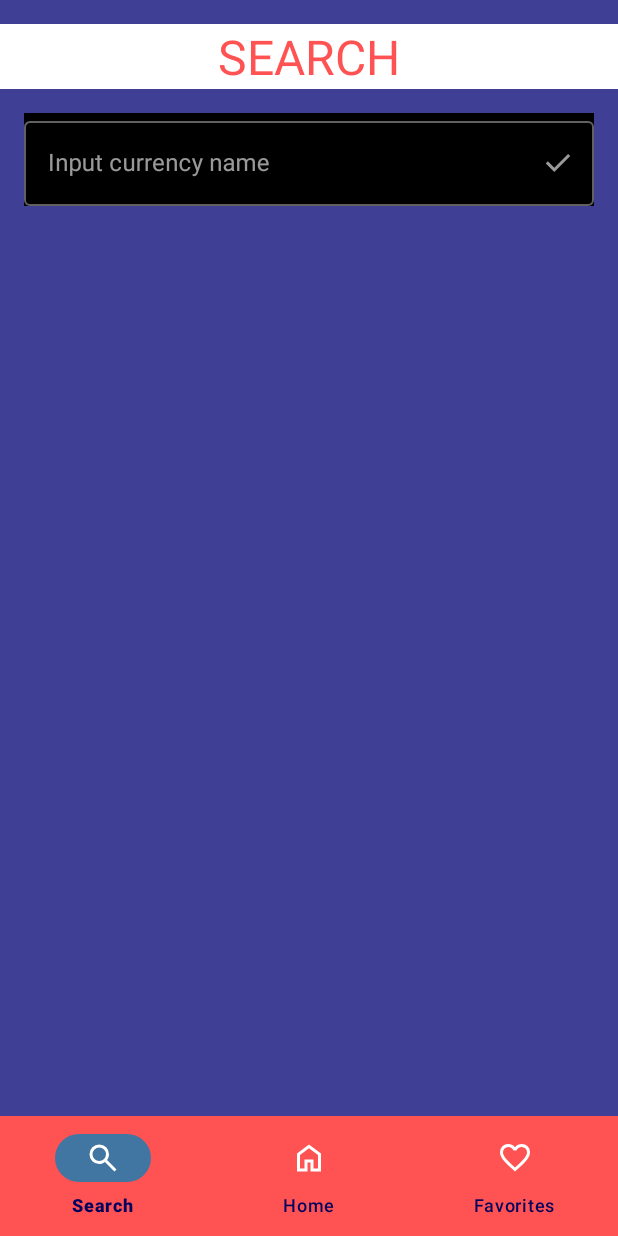
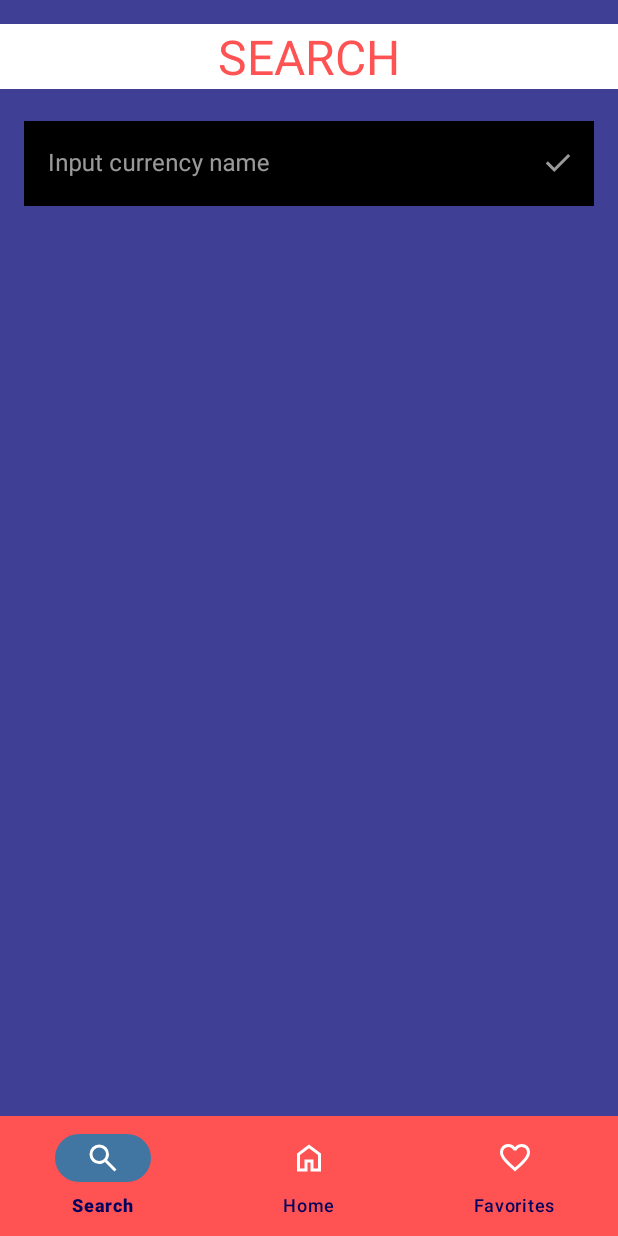
Before and after one commit to ecejmsr/FiatCurrency, an Android app: the SearchFragment screen opened through its navigation route, on a phone screen of 412 x 824 dp. Run offline under Robolectric (Android 15) with nearby library versions, the phone set to English and light mode, and no system bars; our stand-ins replace Dagger/Hilt's generated code, Timber, data binding, navigation-ui; 1 statement that could not run was skipped.

Commit message:
Updated code

```diff
--- a/app/build.gradle.kts
+++ b/app/build.gradle.kts
@@ -59,7 +59,6 @@ kapt {
 
 dependencies {
     val navVersion = "2.8.5"
-    val mockkVersion = "1.13.16"
     val vicoVersion = "2.0.0-beta.7"
     implementation("androidx.legacy:legacy-support-v4:1.0.0")
     implementation("androidx.lifecycle:lifecycle-livedata-ktx:2.6.1")
@@ -98,9 +97,6 @@ dependencies {
     implementation("androidx.security:security-crypto:1.0.0")
 
     testImplementation("junit:junit:4.13.2")
-    //MockK
-    testImplementation("io.mockk:mockk-android:${mockkVersion}")
-    testImplementation("io.mockk:mockk-agent:${mockkVersion}")
     androidTestImplementation("androidx.test.ext:junit:1.2.1")
     androidTestImplementation("androidx.test.espresso:espresso-core:3.6.1")
 }
--- a/app/src/main/java/com/bps/fiatscape/MainViewModel.kt
+++ b/app/src/main/java/com/bps/fiatscape/MainViewModel.kt
@@ -42,7 +42,6 @@ class MainViewModel @Inject constructor(
     }
 
     fun toggleFavorite() {
-        Timber.d("Zelda toggle fav coin is $coin")
         coin?.let { coin ->
             if (_isFavorite.value == true) {
                 removeCoinFromFavorites(coin)
--- a/app/src/main/java/com/bps/fiatscape/common/network/favorites/FavoritesRepoImpl.kt
+++ b/app/src/main/java/com/bps/fiatscape/common/network/favorites/FavoritesRepoImpl.kt
@@ -11,12 +11,9 @@ import javax.inject.Inject
 class FavoritesRepoImpl @Inject constructor(private val encryptedSharedPref: EncryptedSharePrefRepo): FavoritesRepo {
     override fun getFavoriteCoins(): MutableList<Coin> {
         val favCoinJson = encryptedSharedPref.getKeyValueString(FAV_KEY)
-        Timber.d("Zelda pre Faves $favCoinJson")
         return favCoinJson?.let {
-            Timber.d("Zelda Faves $favCoinJson")
             val type = object : TypeToken<MutableList<Coin>>() {}.type
             val final = Gson().fromJson<MutableList<Coin>>(favCoinJson, type) ?: mutableListOf()
-            Timber.d("Zelda final $final")
             final
         } ?: mutableListOf()
     }
--- a/app/src/main/java/com/bps/fiatscape/ui/landing/LandingFragment.kt
+++ b/app/src/main/java/com/bps/fiatscape/ui/landing/LandingFragment.kt
@@ -43,12 +43,18 @@ class LandingFragment : BaseFragment<FragmentLandingBinding>() {
         }
 
         viewModel.lastRefreshed.observe(viewLifecycleOwner) { refresh ->
-            binding.fragmentLandingRefreshDate.text = refresh
+            binding.fragmentLandingRefreshLastRefreshed.text = refresh
         }
 
-        viewModel.error.observe(viewLifecycleOwner) { error ->
-            if (error != null) {
-                showErrorDialog()
+        viewModel.currUSDPrice.observe(viewLifecycleOwner) { price ->
+            binding.fragmentLandingRefreshPriceText.text = getString(R.string.current_price, price.toString())
+        }
+
+        viewModel.loadingPrice.observe(viewLifecycleOwner) { loading ->
+            if (loading) {
+                binding.fragmentLandingRefreshPriceRefreshProgress.visibility = View.VISIBLE
+            } else {
+                binding.fragmentLandingRefreshPriceRefreshProgress.visibility = View.GONE
             }
         }
 
--- a/app/src/main/java/com/bps/fiatscape/ui/landing/LandingViewModel.kt
+++ b/app/src/main/java/com/bps/fiatscape/ui/landing/LandingViewModel.kt
@@ -12,13 +12,16 @@ import com.bps.fiatscape.common.util.TimeUtils.refreshDataDate
 import dagger.hilt.android.lifecycle.HiltViewModel
 import dagger.hilt.android.qualifiers.ApplicationContext
 import kotlinx.coroutines.Dispatchers
+import kotlinx.coroutines.delay
+import kotlinx.coroutines.flow.flow
+import kotlinx.coroutines.flow.retryWhen
 import kotlinx.coroutines.launch
 import javax.inject.Inject
 
 @HiltViewModel
 class LandingViewModel  @Inject constructor(
     @ApplicationContext val app: Context,
-    private val coinRepo: CoinPaprikaRepo
+    private val repo: CoinPaprikaRepo
 ): BaseViewModel(app) {
     private val _coinList = MutableLiveData<List<Coin>>()
     val coinList: LiveData<List<Coin>> = _coinList
@@ -26,13 +29,20 @@ class LandingViewModel  @Inject constructor(
     private val _lastRefreshed = MutableLiveData<String>()
     val lastRefreshed: LiveData<String> = _lastRefreshed
 
+    private val _currUSDPrice = MutableLiveData<Double>()
+    val currUSDPrice: LiveData<Double> = _currUSDPrice
+
+    private val _loadingPrice = MutableLiveData<Boolean>()
+    val loadingPrice: LiveData<Boolean> = _loadingPrice
+
     init {
         fetchCoinList()
+        fetchTickerData()
     }
 
-    fun fetchCoinList() {
+    private fun fetchCoinList() {
         viewModelScope.launch(Dispatchers.IO) {
-            coinRepo.listCoins().collect { response ->
+            repo.listCoins().collect { response ->
                 when (response) {
                     is APIResponse.Loading -> {
                         _coinList.postValue(listOf())
@@ -56,6 +66,37 @@ class LandingViewModel  @Inject constructor(
         }
     }
 
+    fun fetchTickerData() {
+        viewModelScope.launch(Dispatchers.IO) {
+            flow {
+                while (true) {
+                    emit(repo.getTickersById("btc-bitcoin"))
+                    delay(60_000L)
+                }
+            }.collect { responseFlow ->
+                responseFlow.collect { response ->
+                    when (response) {
+                        is APIResponse.Loading -> {
+                            _loadingPrice.postValue(true)
+                        }
+
+                        is APIResponse.Success -> {
+                            _loadingPrice.postValue(false)
+                            _currUSDPrice.postValue(response.data.quotes?.usd?.price ?: 0.0)
+                        }
+
+                        is APIResponse.Error -> {
+                            _loadingPrice.postValue(false)
+                            _error.postValue(response.message)
+                        }
+                    }
+                }
+
+                refreshDataDate(_lastRefreshed, app)
+            }
+        }
+    }
+
     fun navigateToCoinOverview(coin: Coin) {
         navigationCommand.value =
             LandingFragmentDirections.actionLandingFragmentToCoinOverviewFragment(coin)
--- a/app/src/main/res/layout/fragment_search.xml
+++ b/app/src/main/res/layout/fragment_search.xml
@@ -28,16 +28,17 @@
             android:layout_height="wrap_content"
             android:hint="@string/input_currency_name"
             android:layout_marginTop="16dp"
-            android:background="#000000"
             android:layout_marginHorizontal="16dp"
             app:endIconMode="custom"
+            app:boxStrokeColor="@color/white"
             app:endIconDrawable="@drawable/check_icon"
             app:layout_constraintTop_toBottomOf="@id/fragment_search_title"
             style="@style/Widget.MaterialComponents.TextInputLayout.OutlinedBox">
 
             <com.google.android.material.textfield.TextInputEditText
                 android:layout_width="match_parent"
-                android:layout_height="wrap_content" />
+                android:layout_height="wrap_content"
+                android:background="#000000"/>
         </com.google.android.material.textfield.TextInputLayout>
 
         <androidx.recyclerview.widget.RecyclerView
```
Also changed, not shown: app/src/main/java/com/bps/fiatscape/ui/coinOverview/CoinOverviewViewModel.kt (+9 -7 lines), app/src/main/res/layout/fragment_landing.xml (+51 -11 lines).
